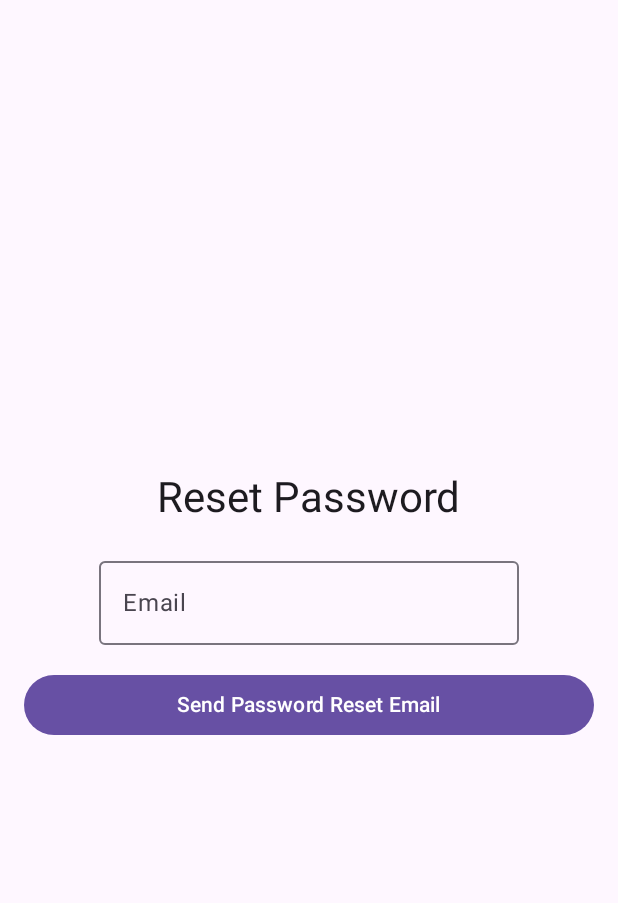
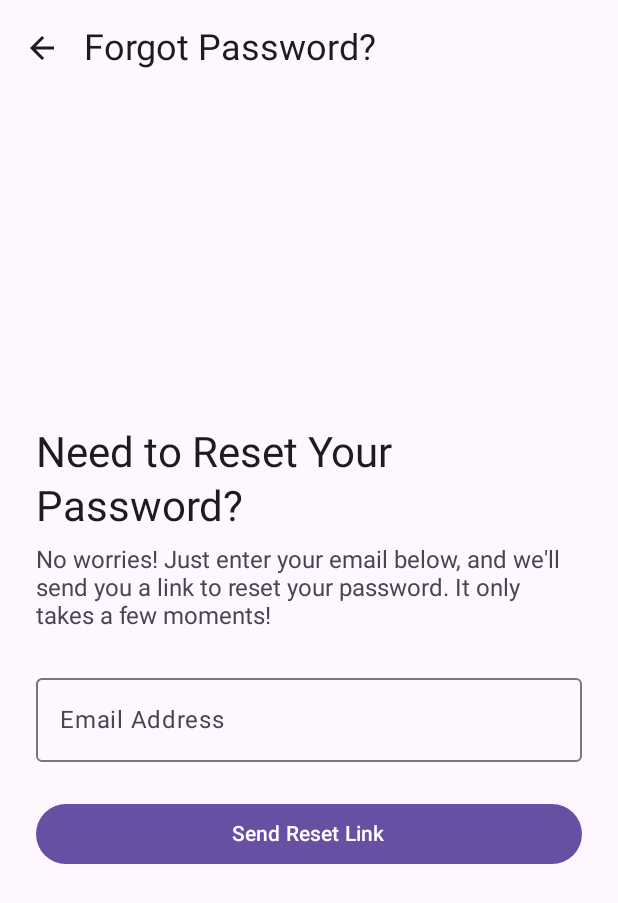
Before and after one commit to Mobile-Development-Project-Group-22/CleanSync, an Android app built with Jetpack Compose: the PasswordResetScreen screen opened through its navigation route, on a phone screen of 412 x 824 dp. Shown: the top 903 px of the screen. Run offline under Robolectric (Android 15) with nearby library versions, the phone set to English and light mode, and no system bars; our stand-ins replace Firebase (no records; nobody signed in at launch, a user with empty details on screens opened directly).

Commit message:
feat: Enhance Password Reset Screen with success animation and improved UI

```diff
--- a/app/src/main/java/com/example/cleansync/ui/auth/PasswordResetScreen.kt
+++ b/app/src/main/java/com/example/cleansync/ui/auth/PasswordResetScreen.kt
@@ -1,32 +1,25 @@
 package com.example.cleansync.ui.auth
 
-import androidx.compose.foundation.layout.Box
-import androidx.compose.foundation.layout.Column
-import androidx.compose.foundation.layout.Spacer
-import androidx.compose.foundation.layout.fillMaxSize
-import androidx.compose.foundation.layout.fillMaxWidth
-import androidx.compose.foundation.layout.height
-import androidx.compose.foundation.layout.padding
-import androidx.compose.foundation.layout.size
+import androidx.compose.animation.*
+import androidx.compose.foundation.layout.*
 import androidx.compose.foundation.text.KeyboardOptions
-import androidx.compose.material3.Button
-import androidx.compose.material3.CircularProgressIndicator
-import androidx.compose.material3.MaterialTheme
-import androidx.compose.material3.OutlinedTextField
-import androidx.compose.material3.Text
-import androidx.compose.runtime.Composable
-import androidx.compose.runtime.collectAsState
-import androidx.compose.runtime.getValue
-import androidx.compose.runtime.mutableStateOf
-import androidx.compose.runtime.remember
-import androidx.compose.runtime.setValue
+import androidx.compose.material.icons.Icons
+import androidx.compose.material.icons.automirrored.filled.ArrowBack
+import androidx.compose.material.icons.filled.CheckCircle
+import androidx.compose.material3.*
+import androidx.compose.material3.TopAppBar
+import androidx.compose.runtime.*
 import androidx.compose.ui.Alignment
 import androidx.compose.ui.Modifier
+import androidx.compose.ui.graphics.Color
 import androidx.compose.ui.text.input.KeyboardType
 import androidx.compose.ui.unit.dp
+import androidx.compose.ui.unit.sp
 import androidx.lifecycle.viewmodel.compose.viewModel
 import androidx.navigation.NavController
+import kotlinx.coroutines.delay
 
+@OptIn(ExperimentalMaterial3Api::class)
 @Composable
 fun PasswordResetScreen(
     navController: NavController,
@@ -35,82 +28,142 @@ fun PasswordResetScreen(
     var email by remember { mutableStateOf("") }
     var emailError by remember { mutableStateOf<String?>(null) }
     val authState by authViewModel.authState.collectAsState()
+    var isSuccess by remember { mutableStateOf(false) }
 
+    LaunchedEffect(authState) {
+        if (authState is AuthState.Success) {
+            isSuccess = true
+            delay(2000) // Show success animation for 2 seconds
+            navController.popBackStack()
+        }
+    }
+
+    Scaffold(
+        topBar = {
+            TopAppBar(
+                title = {
+                    Text(
+                        text = "Forgot Password?",
+                        style = MaterialTheme.typography.headlineSmall
+                    )
+                },
+
+                navigationIcon = {
+                    IconButton(onClick = { navController.popBackStack() }) {
+                        Icon(
+                            imageVector = Icons.AutoMirrored.Filled.ArrowBack,
+                            contentDescription = "Back"
+                        )
+                    }
+                },
+
+            )
+        }
+    ) { padding ->
         Box(
-        modifier = Modifier.fillMaxSize(),
+            modifier = Modifier
+                .fillMaxSize()
+                .padding(padding),
             contentAlignment = Alignment.Center
         ) {
             Column(
-            modifier = Modifier.padding(16.dp),
+                modifier = Modifier.padding(24.dp),
                 horizontalAlignment = Alignment.CenterHorizontally
             ) {
-            Text(text = "Reset Password", style = MaterialTheme.typography.headlineMedium)
+                // Title
+                Text(
+                    text = "Need to Reset Your Password?",
+                    style = MaterialTheme.typography.headlineMedium
+                )
 
-            Spacer(modifier = Modifier.height(16.dp))
+                Spacer(modifier = Modifier.height(8.dp))
+
+                Text(
+                    text = "No worries! Just enter your email below, and we'll send you a link to reset your password. It only takes a few moments!",
+                    fontSize = 16.sp,
+                    color = MaterialTheme.colorScheme.onSurfaceVariant
+                )
+
+                Spacer(modifier = Modifier.height(24.dp))
 
                 // Email Input Field
                 OutlinedTextField(
                     value = email,
                     onValueChange = {
                         email = it
-                    emailError = null // Reset error on input change
+                        emailError = null
                     },
-                label = { Text("Email") },
+                    label = { Text("Email Address") },
                     keyboardOptions = KeyboardOptions.Default.copy(keyboardType = KeyboardType.Email),
                     singleLine = true,
-                isError = emailError != null
+                    isError = emailError != null,
+                    modifier = Modifier.fillMaxWidth()
                 )
-            emailError?.let { Text(it, color = MaterialTheme.colorScheme.error) }
+                emailError?.let {
+                    Text(it, color = MaterialTheme.colorScheme.error, fontSize = 14.sp)
+                }
 
-            Spacer(modifier = Modifier.height(16.dp))
+                Spacer(modifier = Modifier.height(24.dp))
 
-            // Send Password Reset Button
+                // Send Reset Button
                 Button(
                     onClick = {
-                    emailError = if (email.isBlank()) "Email cannot be empty" else null
-
+                        emailError = if (email.isBlank()) "Please enter a valid email address" else null
                         if (emailError == null) {
-                        authViewModel.sendPasswordResetEmail(
-                            email,
-
-                        ) // Pass an empty string for the password since it's not needed
+                            authViewModel.sendPasswordResetEmail(email)
                         }
                     },
-                modifier = Modifier.fillMaxWidth(),
-                enabled = authState !is AuthState.Loading
+                    enabled = authState !is AuthState.Loading,
+                    modifier = Modifier.fillMaxWidth()
                 ) {
                     if (authState is AuthState.Loading) {
                         CircularProgressIndicator(
-                        color = MaterialTheme.colorScheme.onPrimary,
+                            color = Color.White,
                             strokeWidth = 2.dp,
                             modifier = Modifier.size(24.dp)
                         )
                     } else {
-                    Text("Send Password Reset Email")
+                        Text("Send Reset Link")
                     }
                 }
 
-            Spacer(modifier = Modifier.height(16.dp))
+                Spacer(modifier = Modifier.height(24.dp))
 
-            // Handle Authentication States
-            when (authState) {
-                is AuthState.Error -> {
-                    val errorMessage = (authState as AuthState.Error).message
+                // Success Animation
+                AnimatedVisibility(
+                    visible = isSuccess,
+                    enter = fadeIn() + scaleIn(),
+                    exit = fadeOut()
+                ) {
+                    Column(horizontalAlignment = Alignment.CenterHorizontally) {
+                        Icon(
+                            imageVector = Icons.Filled.CheckCircle,
+                            contentDescription = "Success",
+                            tint = Color(0xFF4CAF50),
+                            modifier = Modifier.size(60.dp)
+                        )
+                        Spacer(modifier = Modifier.height(8.dp))
                         Text(
-                        text = errorMessage,
-                        color = MaterialTheme.colorScheme.error
-                    )
-                }
-
-                is AuthState.Success -> {
-                    Text(
-                        text = "Password reset email sent. Please check your inbox.",
+                            text = "Reset link sent! Check your email inbox.",
+                            fontSize = 16.sp,
                             color = MaterialTheme.colorScheme.primary
                         )
                     }
+                }
 
-                else -> {}
+                // Error Message
+                AnimatedVisibility(
+                    visible = authState is AuthState.Error,
+                    enter = slideInVertically() + fadeIn(),
+                    exit = fadeOut()
+                ) {
+                    Text(
+                        text = (authState as? AuthState.Error)?.message ?: "Something went wrong. Please try again.",
+                        color = MaterialTheme.colorScheme.error,
+                        fontSize = 16.sp
+                    )
                 }
             }
         }
     }
+}
```
Lines whose indentation alone changed are shown as unchanged.
